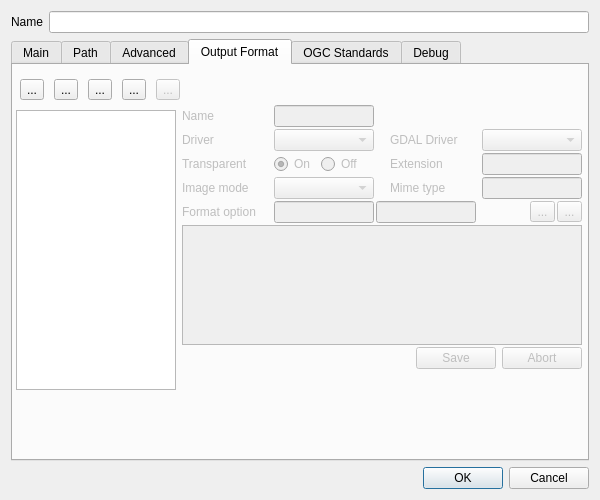
Qt form mapsettings.ui (QMapfileEditor/QMapfileEditor) before a commit.
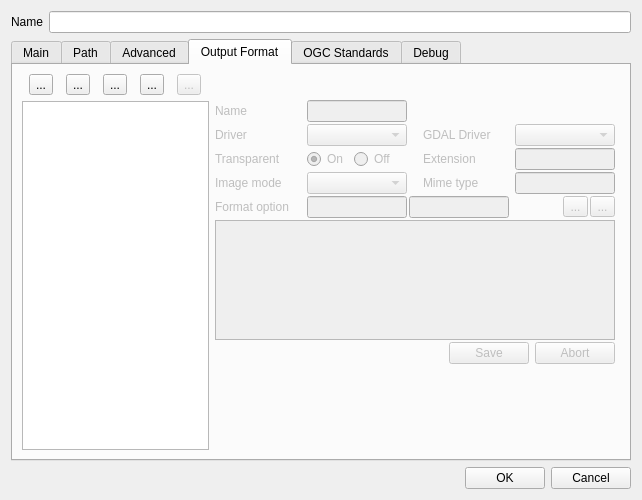
The same form after that commit. The open tabs and pages were chosen to show the change. Icons and pictures are not drawn.

Commit message:
mapsettings - output formats - breaking things down
- Switching from qtreeview to qlistview
- Still figuring out how to use the custom model
- ... at least it still compiles

```diff
--- a/mapsettings.ui
+++ b/mapsettings.ui
@@ -9,7 +9,7 @@
    <rect>
     <x>0</x>
     <y>0</y>
-    <width>600</width>
+    <width>642</width>
     <height>500</height>
    </rect>
   </property>
@@ -21,7 +21,7 @@
   </property>
   <property name="maximumSize">
    <size>
-    <width>600</width>
+    <width>650</width>
     <height>500</height>
    </size>
   </property>
@@ -56,16 +56,6 @@
      </item>
     </layout>
    </item>
-   <item row="2" column="0">
-    <widget class="QDialogButtonBox" name="mapSettingButtonBox">
-     <property name="orientation">
-      <enum>Qt::Horizontal</enum>
-     </property>
-     <property name="standardButtons">
-      <set>QDialogButtonBox::Cancel|QDialogButtonBox::Ok</set>
-     </property>
-    </widget>
-   </item>
    <item row="1" column="0">
     <widget class="QTabWidget" name="settingsForm">
      <property name="maximumSize">
@@ -75,7 +65,7 @@
       </size>
      </property>
      <property name="currentIndex">
-      <number>4</number>
+      <number>3</number>
      </property>
      <widget class="QWidget" name="mainTabForm">
       <attribute name="title">
@@ -1211,15 +1201,8 @@
       <attribute name="toolTip">
        <string>&lt;html&gt;&lt;head/&gt;&lt;body&gt;&lt;p&gt;Managing custom output formats.&lt;/p&gt;&lt;/body&gt;&lt;/html&gt;</string>
       </attribute>
-      <widget class="QWidget" name="layoutWidget16">
-       <property name="geometry">
-        <rect>
-         <x>3</x>
-         <y>10</y>
-         <width>168</width>
-         <height>320</height>
-        </rect>
-       </property>
+      <layout class="QGridLayout" name="gridLayout_2">
+       <item row="0" column="0" rowspan="2">
        <layout class="QVBoxLayout" name="verticalLayout_3">
         <item>
          <layout class="QHBoxLayout" name="horizontalLayout_31">
@@ -1299,35 +1282,41 @@
          </layout>
         </item>
         <item>
-         <widget class="QTreeView" name="mf_outputformat_list">
+          <widget class="QListView" name="mf_outputformat_list">
           <property name="minimumSize">
            <size>
-            <width>160</width>
-            <height>280</height>
+             <width>99</width>
+             <height>0</height>
            </size>
           </property>
           <property name="maximumSize">
            <size>
-            <width>160</width>
-            <height>280</height>
+             <width>16777210</width>
+             <height>500</height>
            </size>
           </property>
          </widget>
         </item>
        </layout>
-      </widget>
+       </item>
+       <item row="0" column="1">
+        <widget class="QLabel" name="mf_outputformat_message">
+         <property name="maximumSize">
+          <size>
+           <width>16777215</width>
+           <height>20</height>
+          </size>
+         </property>
+         <property name="text">
+          <string/>
+         </property>
+        </widget>
+       </item>
+       <item row="1" column="1">
       <widget class="QWidget" name="outputFormatForm" native="true">
        <property name="enabled">
         <bool>false</bool>
        </property>
-       <property name="geometry">
-        <rect>
-         <x>169</x>
-         <y>40</y>
-         <width>405</width>
-         <height>301</height>
-        </rect>
-       </property>
        <property name="minimumSize">
         <size>
          <width>405</width>
@@ -1930,19 +1919,8 @@
         </layout>
        </widget>
       </widget>
-      <widget class="QLabel" name="mf_outputformat_message">
-       <property name="geometry">
-        <rect>
-         <x>170</x>
-         <y>10</y>
-         <width>401</width>
-         <height>20</height>
-        </rect>
-       </property>
-       <property name="text">
-        <string/>
-       </property>
-      </widget>
+       </item>
+      </layout>
      </widget>
      <widget class="QWidget" name="ogcTabForm">
       <attribute name="title">
@@ -2588,6 +2566,16 @@
      </widget>
     </widget>
    </item>
+   <item row="2" column="0">
+    <widget class="QDialogButtonBox" name="mapSettingButtonBox">
+     <property name="orientation">
+      <enum>Qt::Horizontal</enum>
+     </property>
+     <property name="standardButtons">
+      <set>QDialogButtonBox::Cancel|QDialogButtonBox::Ok</set>
+     </property>
+    </widget>
+   </item>
   </layout>
  </widget>
  <tabstops>
```
Lines whose indentation alone changed are shown as unchanged. The commit also changes 5 other files.
